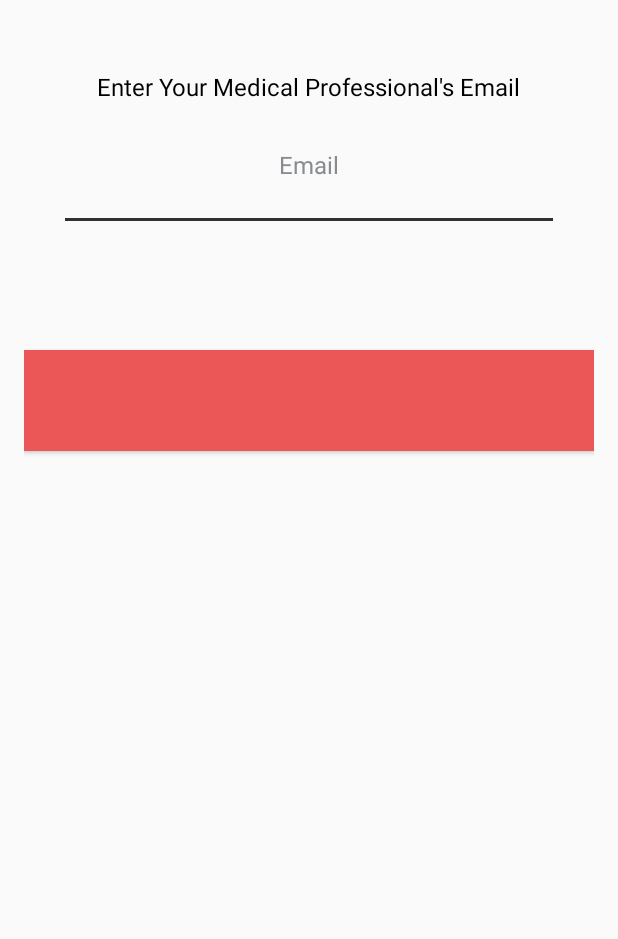
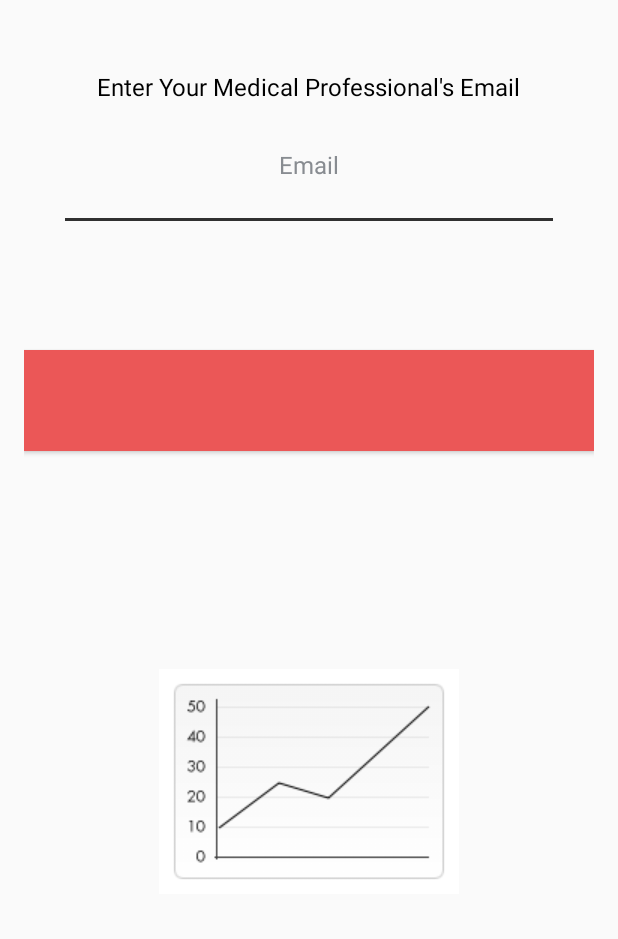
Before and after one commit to cs160-berkeley/Group-6-Project, an Android app: the Email screen opened directly, with no data from a screen before it, after a tap on "SEND", on a phone screen of 412 x 824 dp, the part 217-1156 px from its top. Run offline under Robolectric (Android 15) with nearby library versions, the phone set to English and light mode, and no system bars; 4 statements that could not run were skipped.

Commit message:
pdf-sending-added

```diff
--- a/code/mobile/src/main/java/me/danieldobalian/balance/Dashboard.java
+++ b/code/mobile/src/main/java/me/danieldobalian/balance/Dashboard.java
@@ -73,7 +73,7 @@ public class Dashboard extends AppCompatActivity {
             }
         });
 
-        GraphView graph = (GraphView) findViewById(R.id.graph);
+        GraphView graph = (GraphView) findViewById(R.id.logo);
         LineGraphSeries<DataPoint> series = new LineGraphSeries<DataPoint>(new DataPoint[] {
                 new DataPoint(0, 1),
                 new DataPoint(1, 5),
--- a/code/mobile/src/main/java/me/danieldobalian/balance/Email.java
+++ b/code/mobile/src/main/java/me/danieldobalian/balance/Email.java
@@ -1,36 +1,102 @@
 package me.danieldobalian.balance;
 
+import android.content.Intent;
+import android.graphics.pdf.PdfDocument;
+import android.net.Uri;
 import android.os.Bundle;
-import android.support.design.widget.FloatingActionButton;
-import android.support.design.widget.Snackbar;
+import android.os.Environment;
 import android.support.v7.app.AppCompatActivity;
-import android.support.v7.widget.Toolbar;
+import android.util.Log;
 import android.view.View;
 import android.widget.Button;
 import android.widget.EditText;
+import android.widget.ImageView;
+import android.widget.TextView;
+
+import java.io.File;
+import java.io.FileOutputStream;
+import java.io.IOException;
+import java.io.OutputStream;
+import java.text.SimpleDateFormat;
+import java.util.Calendar;
 
 public class Email extends AppCompatActivity {
 
     Button inputButton;
     EditText input;
 
+    TextView txt;
+    EditText addr;
+    Intent mShareIntent;
+    ImageView graph;
+
     @Override
     protected void onCreate(Bundle savedInstanceState) {
         super.onCreate(savedInstanceState);
         setContentView(R.layout.activity_email);
 
-        inputButton = (Button) findViewById(R.id.drInput);
-        input = (EditText) findViewById(R.id.drEnter);
+        inputButton = (Button) findViewById(R.id.pdf);
+        txt = (TextView) findViewById(R.id.zipPrompt);
+        addr = (EditText) findViewById(R.id.addr);
+        graph = (ImageView) findViewById(R.id.graph2);
+//        input = (EditText) findViewById(R.id.drEnter);
+
 
         inputButton.setOnClickListener(new View.OnClickListener() {
 
             @Override
             public void onClick(View v) {
 
+                Log.v("MAIN", "main234234click");
+                PdfDocument document;
+                document = new PdfDocument();
+                View content = findViewById(R.id.graph2);
+                PdfDocument.PageInfo pageInfo = new PdfDocument.PageInfo.Builder(content.getWidth(),content.getHeight(), 1).create();
+                PdfDocument.Page page = document.startPage(pageInfo);
+                content.draw(page.getCanvas());
+                document.finishPage(page);
+                SimpleDateFormat sdf = new SimpleDateFormat("ddMMyyyyhhmmss");
+                String pdfName = "my_med_report"
+                        + sdf.format(Calendar.getInstance().getTime()) + ".pdf";
+
+// all created files will be saved at path /sdcard/PDFDemo_AndroidSRC/
+                String directory = Environment.getExternalStorageDirectory().toString() + "/PDFs";
+                File dir = new File(directory);
+                String file = Environment.getExternalStorageDirectory().toString() + "/PDFs/" + pdfName;
+                String root = Environment.getExternalStorageDirectory().toString();
+                File outputFile = new File(file);
+                dir.mkdirs();
+
+
+                try {
+//                    outputFile.createNewFile();
+                    OutputStream out = new FileOutputStream(outputFile);
+                    document.writeTo(out);
+                    document.close();
+                    out.close();
+                } catch (IOException e) {
+                    Log.v("MAIN", "brokebrokebroke");
+                    e.printStackTrace();
+                }
+
+
+                File filelocation = new File(file);
+                Uri path = Uri.fromFile(filelocation);
+                Intent emailIntent = new Intent(Intent.ACTION_SEND);
+// set the type to 'email'
+                emailIntent .setType("vnd.android.cursor.dir/email");
+                String send_to = addr.getText().toString();
+                String to[] = {send_to};
+                emailIntent .putExtra(Intent.EXTRA_EMAIL, to);
+// the attachment
+                emailIntent .putExtra(Intent.EXTRA_STREAM, path);
+// the mail subject
+                emailIntent .putExtra(Intent.EXTRA_SUBJECT, "My Med Report");
+                startActivity(Intent.createChooser(emailIntent, "Send email..."));
+            }
+
                 /* PDF CODE */
 
-            }
-        });
+            });
+        }
     }
-
-}
--- a/code/mobile/src/main/res/layout/content_dashboard.xml
+++ b/code/mobile/src/main/res/layout/content_dashboard.xml
@@ -41,7 +41,7 @@
                 <com.jjoe64.graphview.GraphView
                     android:layout_width="275dp"
                     android:layout_height="150dp"
-                    android:id="@+id/graph"
+                    android:id="@+id/logo"
                     android:layout_gravity="right|center_vertical" />
             </FrameLayout>
         </FrameLayout>
--- a/code/mobile/src/main/res/layout/content_diet.xml
+++ b/code/mobile/src/main/res/layout/content_diet.xml
@@ -27,10 +27,10 @@
         android:orientation="horizontal"
         android:layout_width="wrap_content"
         android:layout_height="wrap_content"
+        android:layout_marginTop="37dp"
+        android:id="@+id/linearLayout7"
         android:layout_below="@+id/linearLayout3"
-        android:layout_alignStart="@+id/textView2"
-        android:layout_marginTop="71dp"
-        android:id="@+id/linearLayout7">
+        android:layout_alignStart="@+id/textView2">
 
         <Button
             android:layout_width="50dp"
--- a/code/mobile/src/main/res/layout/content_email.xml
+++ b/code/mobile/src/main/res/layout/content_email.xml
@@ -16,7 +16,7 @@
     <ImageView
         android:layout_width="129.75dp"
         android:layout_height="88.5dp"
-        android:id="@+id/imageView"
+        android:id="@+id/logo"
         android:src="@drawable/balancelogo"
         android:background="#EB5757"
         android:layout_alignParentTop="true"
@@ -31,7 +31,7 @@
         android:typeface="normal"
         android:textColor="#000000"
         android:textSize="16dp"
-        android:layout_below="@+id/imageView"
+        android:layout_below="@+id/logo"
         android:layout_centerHorizontal="true"
         android:layout_marginTop="20dp"
         android:layout_marginBottom="20dp"
@@ -40,17 +40,16 @@
     <EditText
         android:layout_width="500px"
         android:layout_height="wrap_content"
-        android:inputType="textEmailAddress"
+        android:inputType="text"
         android:ems="10"
-        android:id="@+id/drEnter"
+        android:id="@+id/addr"
         android:hint="Email"
         android:textSize="16dp"
         android:clickable="true"
         android:windowSoftInputMode="stateVisible"
         android:backgroundTint="#303030"
         android:textColorHint="#888c91"
-        android:textColor="#FFFFFF"
-        android:maxLength="5"
+        android:textColor="#000000"
         android:maxLines="1"
         android:paddingBottom="50px"
         android:gravity="center"
@@ -61,11 +60,21 @@
         android:layout_width="wrap_content"
         android:layout_height="wrap_content"
         android:text="Send"
-        android:id="@+id/drInput"
+        android:id="@+id/pdf"
         android:background="#EB5757"
         android:textColor="#FFFFFF"
         android:paddingLeft="300px"
         android:paddingRight="300px"
         android:layout_centerVertical="true"
         android:layout_centerHorizontal="true" />
+
+    <ImageView
+        android:layout_width="wrap_content"
+        android:layout_height="wrap_content"
+        android:id="@+id/graph2"
+        android:layout_alignParentBottom="true"
+        android:layout_centerHorizontal="true"
+        android:layout_marginBottom="67dp"
+        android:src="@drawable/graph" />
+
 </RelativeLayout>
```
Also changed, not shown: code/mobile/src/main/res/drawable/graph.png (added), 4 other files.
